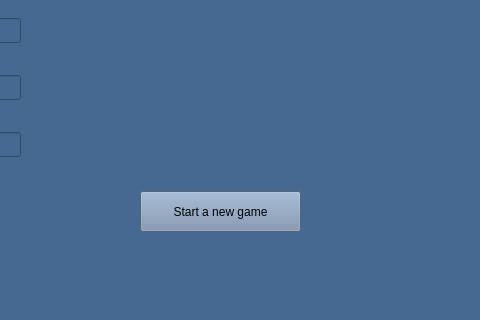
The window that Monopoly/mainwindow.ui (shaahinfaezi/Monopoly) describes before a commit, drawn with Qt 5; both pictures show x 250 to 730 and y 449 to 769 of the 1007 by 769 pixel window.
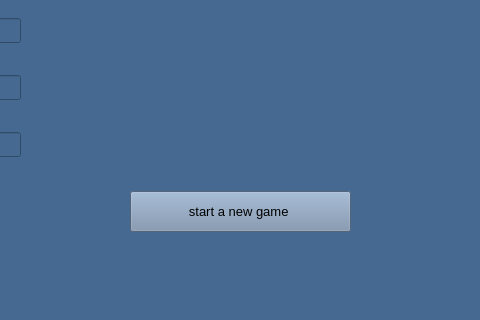
The same window after the commit.

```diff
--- a/Monopoly/mainwindow.ui
+++ b/Monopoly/mainwindow.ui
@@ -84,15 +84,15 @@
    <widget class="QPushButton" name="pushButton">
     <property name="geometry">
      <rect>
-      <x>390</x>
+      <x>380</x>
       <y>640</y>
-      <width>161</width>
+      <width>221</width>
       <height>41</height>
      </rect>
     </property>
     <property name="font">
      <font>
-      <pointsize>9</pointsize>
+      <pointsize>10</pointsize>
       <weight>50</weight>
       <bold>false</bold>
      </font>
@@ -104,7 +104,7 @@
      <string notr="true">background-color: rgb(119, 141, 169);</string>
     </property>
     <property name="text">
-     <string>Start a new game</string>
+     <string>start a new game </string>
     </property>
    </widget>
    <widget class="QLabel" name="labal2">
```
Left out of the diff: 5 changed lines with no effect on the pictures.
